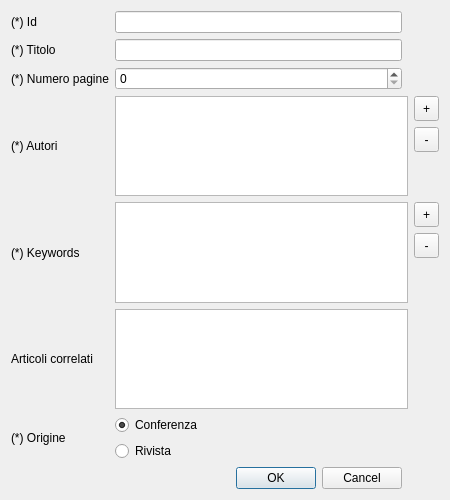
CrackedNut/progetto-po, file articolodialog.ui: the form before one commit.
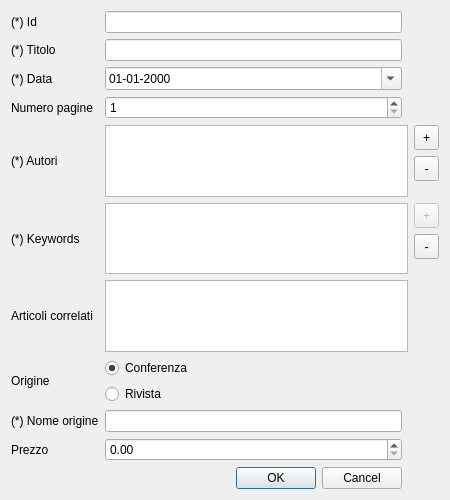
The form after the commit.

Patch:
```diff
--- a/articolodialog.ui
+++ b/articolodialog.ui
@@ -14,14 +14,51 @@
    <string>Dialog</string>
   </property>
   <layout class="QGridLayout" name="gridLayout">
-   <item row="1" column="1">
-    <widget class="QLineEdit" name="titolo_box"/>
+   <item row="8" column="1">
+    <widget class="QLineEdit" name="nome_origine_box"/>
    </item>
-   <item row="3" column="1" colspan="2">
-    <widget class="QListView" name="autori_box"/>
-   </item>
-   <item row="0" column="1">
-    <widget class="QLineEdit" name="id_box"/>
+   <item row="4" column="3">
+    <layout class="QVBoxLayout" name="verticalLayout">
+     <item>
+      <widget class="QToolButton" name="autori_plus">
+       <property name="minimumSize">
+        <size>
+         <width>25</width>
+         <height>25</height>
+        </size>
+       </property>
+       <property name="text">
+        <string>+</string>
+       </property>
+      </widget>
+     </item>
+     <item>
+      <widget class="QToolButton" name="autori_minus">
+       <property name="minimumSize">
+        <size>
+         <width>25</width>
+         <height>25</height>
+        </size>
+       </property>
+       <property name="text">
+        <string>-</string>
+       </property>
+      </widget>
+     </item>
+     <item>
+      <spacer name="verticalSpacer">
+       <property name="orientation">
+        <enum>Qt::Vertical</enum>
+       </property>
+       <property name="sizeHint" stdset="0">
+        <size>
+         <width>20</width>
+         <height>40</height>
+        </size>
+       </property>
+      </spacer>
+     </item>
+    </layout>
    </item>
    <item row="1" column="0">
     <widget class="QLabel" name="titolo_label">
@@ -30,70 +67,7 @@
      </property>
     </widget>
    </item>
-   <item row="5" column="1" colspan="2">
-    <widget class="QListView" name="correlati_box"/>
-   </item>
-   <item row="5" column="0">
-    <widget class="QLabel" name="coreelati_label">
-     <property name="text">
-      <string>Articoli correlati</string>
-     </property>
-    </widget>
-   </item>
-   <item row="2" column="0">
-    <widget class="QLabel" name="pagine_label">
-     <property name="text">
-      <string>(*) Numero pagine</string>
-     </property>
-    </widget>
-   </item>
-   <item row="4" column="1" colspan="2">
-    <widget class="QListView" name="keywords_box"/>
-   </item>
-   <item row="4" column="3">
-    <layout class="QVBoxLayout" name="verticalLayout_2">
-     <item>
-      <widget class="QToolButton" name="keywords_plus">
-       <property name="minimumSize">
-        <size>
-         <width>25</width>
-         <height>25</height>
-        </size>
-       </property>
-       <property name="text">
-        <string>+</string>
-       </property>
-      </widget>
-     </item>
-     <item>
-      <widget class="QToolButton" name="keywords_minus">
-       <property name="minimumSize">
-        <size>
-         <width>25</width>
-         <height>25</height>
-        </size>
-       </property>
-       <property name="text">
-        <string>-</string>
-       </property>
-      </widget>
-     </item>
-     <item>
-      <spacer name="verticalSpacer_2">
-       <property name="orientation">
-        <enum>Qt::Vertical</enum>
-       </property>
-       <property name="sizeHint" stdset="0">
-        <size>
-         <width>20</width>
-         <height>40</height>
-        </size>
-       </property>
-      </spacer>
-     </item>
-    </layout>
-   </item>
-   <item row="7" column="0" colspan="2">
+   <item row="10" column="0" colspan="2">
     <widget class="QDialogButtonBox" name="buttonBox">
      <property name="orientation">
       <enum>Qt::Horizontal</enum>
@@ -103,74 +77,120 @@
      </property>
     </widget>
    </item>
-   <item row="0" column="0">
-    <widget class="QLabel" name="id_label">
-     <property name="text">
-      <string>(*) Id</string>
-     </property>
-    </widget>
+   <item row="9" column="1">
+    <widget class="QDoubleSpinBox" name="prezzo_box"/>
    </item>
-   <item row="2" column="1">
-    <widget class="QSpinBox" name="spinBox"/>
+   <item row="0" column="1">
+    <widget class="QLineEdit" name="id_box"/>
+   </item>
+   <item row="5" column="3">
+    <layout class="QVBoxLayout" name="verticalLayout_2">
+     <item>
+      <widget class="QToolButton" name="keywords_plus">
+       <property name="enabled">
+        <bool>false</bool>
+       </property>
+       <property name="minimumSize">
+        <size>
+         <width>25</width>
+         <height>25</height>
+        </size>
+       </property>
+       <property name="text">
+        <string>+</string>
+       </property>
+       <property name="autoRaise">
+        <bool>false</bool>
+       </property>
+      </widget>
+     </item>
+     <item>
+      <widget class="QToolButton" name="keywords_minus">
+       <property name="minimumSize">
+        <size>
+         <width>25</width>
+         <height>25</height>
+        </size>
+       </property>
+       <property name="text">
+        <string>-</string>
+       </property>
+      </widget>
+     </item>
+     <item>
+      <spacer name="verticalSpacer_2">
+       <property name="orientation">
+        <enum>Qt::Vertical</enum>
+       </property>
+       <property name="sizeHint" stdset="0">
+        <size>
+         <width>20</width>
+         <height>40</height>
+        </size>
+       </property>
+      </spacer>
+     </item>
+    </layout>
    </item>
    <item row="4" column="0">
+    <widget class="QLabel" name="autori_label">
+     <property name="text">
+      <string>(*) Autori</string>
+     </property>
+    </widget>
+   </item>
+   <item row="5" column="0">
     <widget class="QLabel" name="keywords_label">
      <property name="text">
       <string>(*) Keywords</string>
      </property>
     </widget>
    </item>
+   <item row="8" column="0">
+    <widget class="QLabel" name="nome_origine_label">
+     <property name="text">
+      <string>(*) Nome origine</string>
+     </property>
+    </widget>
+   </item>
+   <item row="7" column="0">
+    <widget class="QLabel" name="origine_label">
+     <property name="text">
+      <string>Origine</string>
+     </property>
+    </widget>
+   </item>
+   <item row="1" column="1">
+    <widget class="QLineEdit" name="titolo_box"/>
+   </item>
    <item row="3" column="0">
-    <widget class="QLabel" name="autori_label">
+    <widget class="QLabel" name="pagine_label">
      <property name="text">
-      <string>(*) Autori</string>
+      <string>Numero pagine</string>
      </property>
     </widget>
    </item>
-   <item row="3" column="3">
-    <layout class="QVBoxLayout" name="verticalLayout">
-     <item>
-      <widget class="QToolButton" name="autori_plus">
-       <property name="minimumSize">
-        <size>
-         <width>25</width>
-         <height>25</height>
-        </size>
-       </property>
-       <property name="text">
-        <string>+</string>
-       </property>
-      </widget>
-     </item>
-     <item>
-      <widget class="QToolButton" name="autori_minus">
-       <property name="minimumSize">
-        <size>
-         <width>25</width>
-         <height>25</height>
-        </size>
-       </property>
-       <property name="text">
-        <string>-</string>
-       </property>
-      </widget>
-     </item>
-     <item>
-      <spacer name="verticalSpacer">
-       <property name="orientation">
-        <enum>Qt::Vertical</enum>
-       </property>
-       <property name="sizeHint" stdset="0">
-        <size>
-         <width>20</width>
-         <height>40</height>
-        </size>
-       </property>
-      </spacer>
-     </item>
-    </layout>
+   <item row="3" column="1">
+    <widget class="QSpinBox" name="pagine_box">
+     <property name="minimum">
+      <number>1</number>
+     </property>
+    </widget>
    </item>
-   <item row="6" column="1">
+   <item row="6" column="1" colspan="2">
+    <widget class="QListWidget" name="correlati_box"/>
+   </item>
+   <item row="6" column="0">
+    <widget class="QLabel" name="coreelati_label">
+     <property name="text">
+      <string>Articoli correlati</string>
+     </property>
+    </widget>
+   </item>
+   <item row="5" column="1" colspan="2">
+    <widget class="QListWidget" name="keywords_box"/>
+   </item>
+   <item row="7" column="1">
     <layout class="QVBoxLayout" name="verticalLayout_4">
      <item>
       <widget class="QRadioButton" name="conferenza_radio">
@@ -194,10 +214,37 @@
      </item>
     </layout>
    </item>
-   <item row="6" column="0">
-    <widget class="QLabel" name="origine_label">
+   <item row="4" column="1" colspan="2">
+    <widget class="QListWidget" name="autori_box"/>
+   </item>
+   <item row="9" column="0">
+    <widget class="QLabel" name="prezzo_label">
      <property name="text">
-      <string>(*) Origine</string>
+      <string>Prezzo</string>
+     </property>
+    </widget>
+   </item>
+   <item row="0" column="0">
+    <widget class="QLabel" name="id_label">
+     <property name="text">
+      <string>(*) Id</string>
+     </property>
+    </widget>
+   </item>
+   <item row="2" column="1">
+    <widget class="QDateEdit" name="data_box">
+     <property name="displayFormat">
+      <string>dd-MM-yyyy</string>
+     </property>
+     <property name="calendarPopup">
+      <bool>true</bool>
+     </property>
+    </widget>
+   </item>
+   <item row="2" column="0">
+    <widget class="QLabel" name="data_label">
+     <property name="text">
+      <string>(*) Data</string>
      </property>
     </widget>
    </item>
```
Left out of the diff: 8 changed lines with no effect on the pictures.
